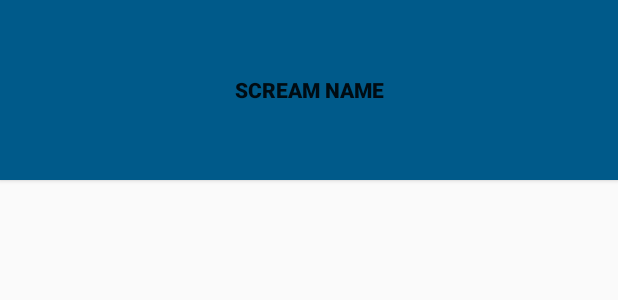
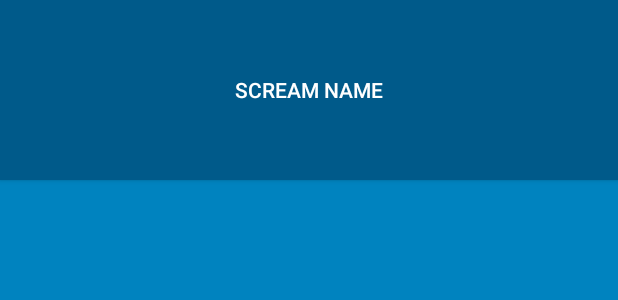
Before and after one commit to pekomon/scream-box, an Android app: the layout list_item_scream.xml on its own in the app's theme, with its tools: preview values and no code run, on a phone screen of 412 x 824 dp. Shown: the top 300 px of the screen. Run offline under Robolectric (Android 15) with nearby library versions, the phone set to English and light mode, and no system bars.

Commit message:
Use theme fro whole app

```diff
--- a/app/src/main/res/layout/list_item_scream.xml
+++ b/app/src/main/res/layout/list_item_scream.xml
@@ -9,7 +9,6 @@
     </data>
 
     <Button
-        style="@style/ScreamBoxButton.Strong"
         android:layout_width="match_parent"
         android:layout_height="120dp"
         android:onClick="@{() -> viewModel.onButtonClicked()}"
--- a/app/src/main/res/values/styles.xml
+++ b/app/src/main/res/values/styles.xml
@@ -1,19 +1,19 @@
 <resources>
 
     <!-- Base application theme. -->
-    <style name="AppTheme" parent="Theme.AppCompat.Light.DarkActionBar">
+    <style name="AppTheme" parent="Theme.AppCompat">
         <!-- Customize your theme here. -->
-        <item name="colorPrimary">@color/colorPrimary</item>
-        <item name="colorPrimaryDark">@color/colorPrimaryDark</item>
-        <item name="colorAccent">@color/colorAccent</item>
+        <item name="colorPrimary">@color/red</item>
+        <item name="colorPrimaryDark">@color/dark_red</item>
+        <item name="colorAccent">@color/gray</item>
+
+        <item name="android:windowBackground">@color/soothing_blue</item>
+        <item name="buttonStyle">@style/ScreamBoxButton</item>
+
     </style>
 
-    <style name="ScreamBoxButton">
+    <style name="ScreamBoxButton" parent="Widget.AppCompat.Button">
         <item name="android:background">@color/dark_blue</item>
     </style>
 
-    <style name="ScreamBoxButton.Strong">
-        <item name="android:textStyle">bold</item>
-    </style>
-
 </resources>
```
